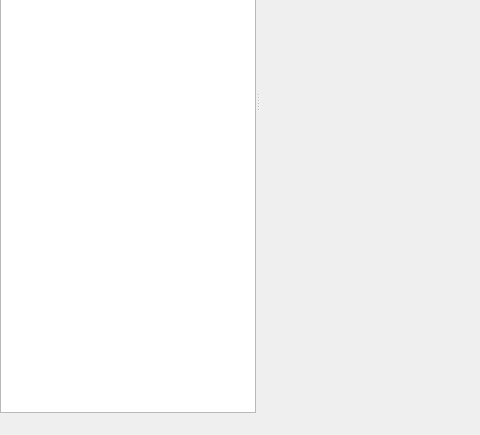
kateyy/geohazardvis, file gui/viewer.ui: the form before one commit; both pictures show x 0 to 480 and y 231 to 666 of the 1002 by 666 pixel window.
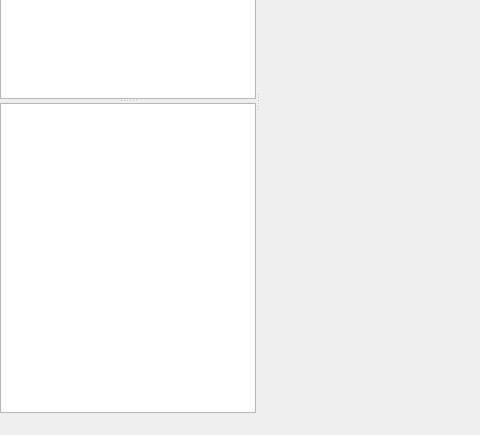
The form after the commit. Custom widgets are drawn as their Qt base class.

Commit message: replace vtkQtTableView with (yet empty) qt table #4

```diff
--- a/gui/viewer.ui
+++ b/gui/viewer.ui
@@ -40,6 +40,7 @@
         <enum>Qt::Vertical</enum>
        </property>
        <widget class="QListWidget" name="infoBox"/>
+       <widget class="QTableView" name="tableView"/>
       </widget>
       <widget class="RenderWidget" name="qvtkMain" native="true">
        <property name="sizePolicy">
```
The commit also changes 8 other files.
